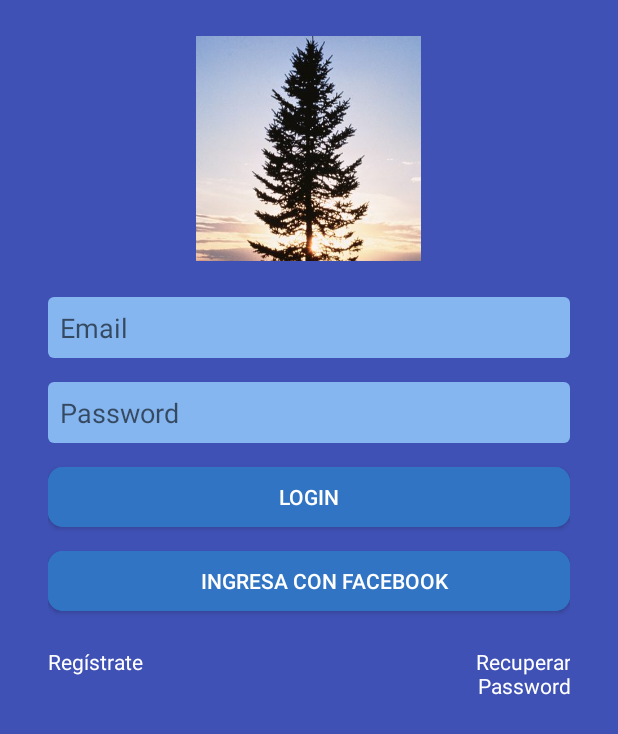
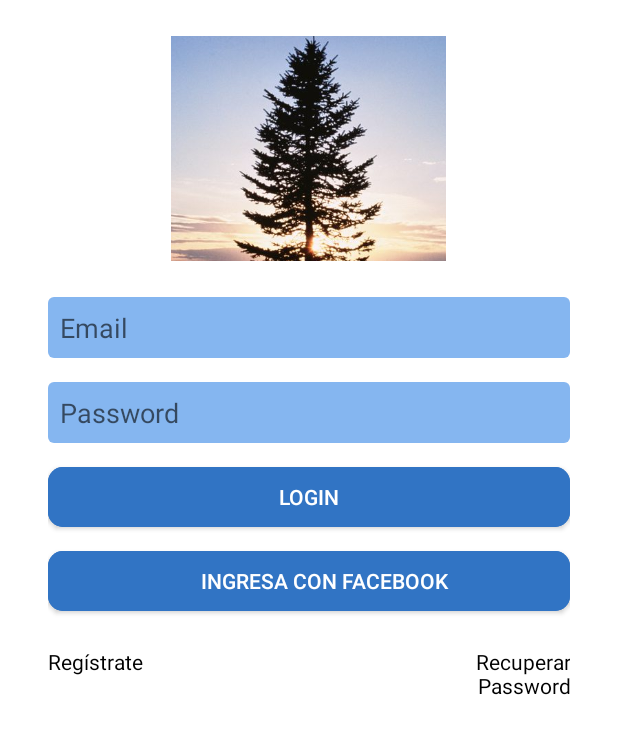
Before and after one commit to junvegu/ProInversionEjemplo, an Android app: the layout second_view.xml on its own in the app's theme, with its tools: preview values and no code run, on a phone screen of 412 x 824 dp. Shown: the top 734 px of the screen. Run offline under Robolectric (Android 15) with nearby library versions, the phone set to English and light mode, and no system bars.

Commit message:
Update styles

```diff
--- a/app/src/main/AndroidManifest.xml
+++ b/app/src/main/AndroidManifest.xml
@@ -1,6 +1,10 @@
 <?xml version="1.0" encoding="utf-8"?>
 <manifest xmlns:android="http://schemas.android.com/apk/res/android"
     package="com.cjava.example">
+
+
+
+    <uses-permission android:name="android.permission.INTERNET" />
 
     <application
         android:allowBackup="true"
--- a/app/src/main/res/layout/activity_main.xml
+++ b/app/src/main/res/layout/activity_main.xml
@@ -1,5 +1,5 @@
 <?xml version="1.0" encoding="utf-8"?>
-<android.support.constraint.ConstraintLayout
+<android.support.design.widget.CoordinatorLayout
 
     xmlns:android="http://schemas.android.com/apk/res/android"
     xmlns:app="http://schemas.android.com/apk/res-auto"
@@ -9,4 +9,4 @@
     tools:context="com.cjava.example.MainActivity">
 
 
-</android.support.constraint.ConstraintLayout>
+</android.support.design.widget.CoordinatorLayout>
--- a/app/src/main/res/layout/second_view.xml
+++ b/app/src/main/res/layout/second_view.xml
@@ -7,7 +7,7 @@
 
     <ImageView
         android:scaleType="centerCrop"
-        android:background="@color/colorPrimary"
+        android:background="@color/white_color"
         android:layout_width="match_parent"
         android:layout_height="match_parent" />
 
@@ -33,15 +33,17 @@
 
 
             <ImageView
-                android:background="@drawable/background"
+                android:id="@+id/iv_logo"
+                android:src="@drawable/background"
                 android:layout_gravity="center"
                 android:layout_margin="24dp"
-                android:layout_width="150dp"
+                android:layout_width="250dp"
                 android:layout_height="150dp" />
 
 
             <EditText
 
+                android:id="@+id/et_email"
                 android:inputType="number"
                 android:maxLength="15"
                 android:padding="8dp"
@@ -52,6 +54,7 @@
                 android:layout_height="wrap_content" />
 
             <EditText
+                android:id="@+id/et_password"
                 android:maxLength="10"
                 android:inputType="textPassword"
                 android:padding="8dp"
@@ -72,7 +75,7 @@
                 android:layout_width="match_parent"
                 android:layout_height="40dp" />
             <Button
-
+                android:id="@+id/btn_login_fb"
                 android:layout_marginTop="16dp"
                 android:paddingLeft="20dp"
                 android:textColor="@color/white_color"
@@ -100,14 +103,16 @@
 
                 <TextView
 
-                    android:textColor="@color/white_color"
+                    android:id="@+id/tv_register"
+                    android:textColor="@color/black"
                     android:text="Regístrate"
                     android:layout_weight="1"
                     android:layout_width="match_parent"
                     android:layout_height="wrap_content" />
 
                 <TextView
-                    android:textColor="@color/white_color"
+                    android:id="@+id/tv_recovery"
+                    android:textColor="@color/black"
                     android:gravity="right"
                     android:layout_weight="1"
                     android:text="Recuperar\nPassword"
--- a/build.gradle
+++ b/build.gradle
@@ -15,6 +15,8 @@ buildscript {
 allprojects {
     repositories {
         jcenter()
+        mavenCentral()
+        maven { url 'https://maven.google.com' }
     }
 }
 
```
Also changed, not shown: app/build.gradle (+24 -1 lines), app/src/main/java/com/cjava/example/MainActivity.java (+54 -15 lines).
